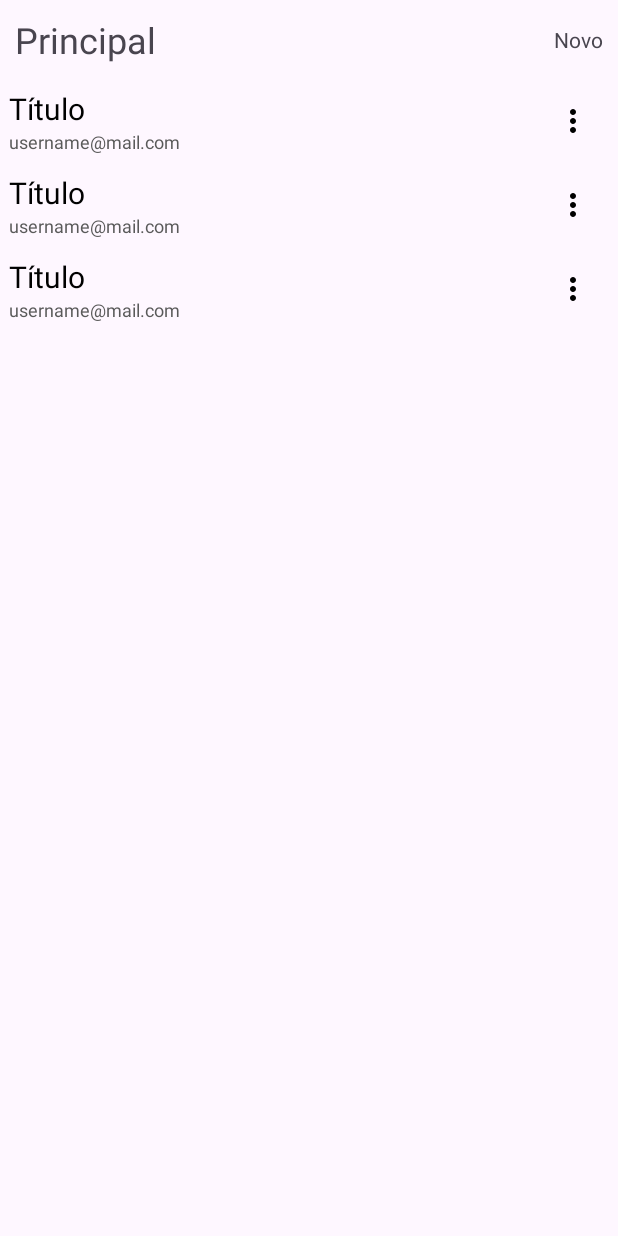
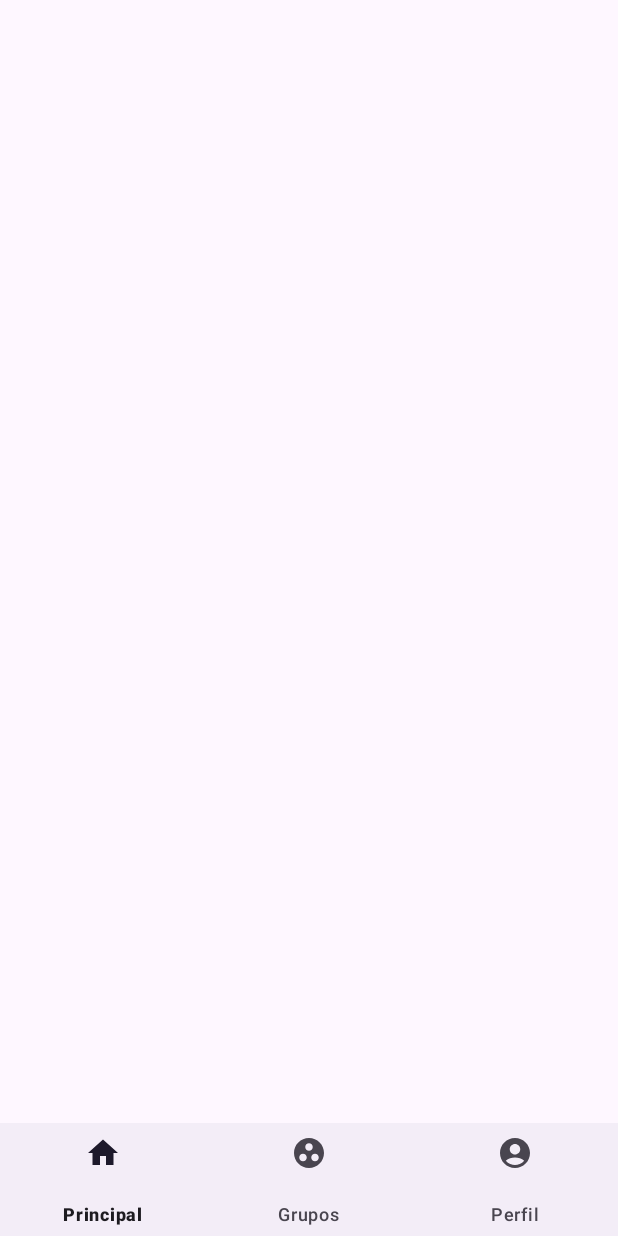
Before and after one commit to pedro256/pass-helper, an Android app: the layout activity_home.xml on its own in the app's theme, with its tools: preview values and no code run, on a phone screen of 412 x 824 dp. Run offline under Robolectric (Android 15) with nearby library versions, the phone set to English and light mode, and no system bars.

Commit message:
ajuste menu

```diff
--- a/app/src/main/java/com/example/passhelp/MainActivity.kt
+++ b/app/src/main/java/com/example/passhelp/MainActivity.kt
@@ -1,5 +1,6 @@
 package com.example.passhelp
 
+import android.app.ProgressDialog
 import android.content.Context
 import android.content.Intent
 import android.os.Bundle
@@ -14,6 +15,7 @@ import androidx.core.view.ViewCompat
 import androidx.core.view.WindowInsetsCompat
 import com.example.passhelp.dao.UserDao
 import com.example.passhelp.model.UserModel
+
 
 class MainActivity : AppCompatActivity() {
 
@@ -68,6 +70,7 @@ class MainActivity : AppCompatActivity() {
     }
 
     fun checkAuthentication(){
+
         var auth = userDao.authenticateUser(
             UserModel(0,"",
                 txtUsername.text.toString(),
@@ -75,6 +78,7 @@ class MainActivity : AppCompatActivity() {
             ))
         if(auth.message!=null && auth.message != ""){
             Toast.makeText(this,auth.message,Toast.LENGTH_LONG).show()
+
         }
         Log.i("informação",auth.toString())
         if(auth.authenticated){
--- /dev/null
+++ b/app/src/main/res/drawable/baseline_account_circle_24.xml
@@ -0,0 +1,5 @@
+<vector xmlns:android="http://schemas.android.com/apk/res/android" android:height="24dp" android:tint="#000000" android:viewportHeight="24" android:viewportWidth="24" android:width="24dp">
+
+    <path android:fillColor="@android:color/white" android:pathData="M12,2C6.48,2 2,6.48 2,12s4.48,10 10,10s10,-4.48 10,-10S17.52,2 12,2zM12,6c1.93,0 3.5,1.57 3.5,3.5S13.93,13 12,13s-3.5,-1.57 -3.5,-3.5S10.07,6 12,6zM12,20c-2.03,0 -4.43,-0.82 -6.14,-2.88C7.55,15.8 9.68,15 12,15s4.45,0.8 6.14,2.12C16.43,19.18 14.03,20 12,20z"/>
+
+</vector>
--- /dev/null
+++ b/app/src/main/res/drawable/baseline_group_work_24.xml
@@ -0,0 +1,5 @@
+<vector xmlns:android="http://schemas.android.com/apk/res/android" android:height="24dp" android:tint="#000000" android:viewportHeight="24" android:viewportWidth="24" android:width="24dp">
+
+    <path android:fillColor="@android:color/white" android:pathData="M12,2C6.48,2 2,6.48 2,12s4.48,10 10,10 10,-4.48 10,-10S17.52,2 12,2zM8,17.5c-1.38,0 -2.5,-1.12 -2.5,-2.5s1.12,-2.5 2.5,-2.5 2.5,1.12 2.5,2.5 -1.12,2.5 -2.5,2.5zM9.5,8c0,-1.38 1.12,-2.5 2.5,-2.5s2.5,1.12 2.5,2.5 -1.12,2.5 -2.5,2.5S9.5,9.38 9.5,8zM16,17.5c-1.38,0 -2.5,-1.12 -2.5,-2.5s1.12,-2.5 2.5,-2.5 2.5,1.12 2.5,2.5 -1.12,2.5 -2.5,2.5z"/>
+
+</vector>
--- /dev/null
+++ b/app/src/main/res/drawable/baseline_home_24.xml
@@ -0,0 +1,5 @@
+<vector xmlns:android="http://schemas.android.com/apk/res/android" android:height="24dp" android:tint="#000000" android:viewportHeight="24" android:viewportWidth="24" android:width="24dp">
+
+    <path android:fillColor="@android:color/white" android:pathData="M10,20v-6h4v6h5v-8h3L12,3 2,12h3v8z"/>
+
+</vector>
--- a/app/src/main/res/layout/activity_home.xml
+++ b/app/src/main/res/layout/activity_home.xml
@@ -1,5 +1,5 @@
 <?xml version="1.0" encoding="utf-8"?>
-<LinearLayout xmlns:android="http://schemas.android.com/apk/res/android"
+<androidx.constraintlayout.widget.ConstraintLayout xmlns:android="http://schemas.android.com/apk/res/android"
     xmlns:app="http://schemas.android.com/apk/res-auto"
     xmlns:tools="http://schemas.android.com/tools"
     android:id="@+id/main"
@@ -8,38 +8,32 @@
     android:orientation="vertical"
     tools:context=".HomeActivity">
 
-    <androidx.constraintlayout.widget.ConstraintLayout
-        android:padding="10dp"
-        android:layout_width="match_parent"
-        android:layout_height="wrap_content">
-
-        <TextView
-            android:id="@+id/textView"
-            android:layout_width="wrap_content"
-            android:layout_height="wrap_content"
-            android:text="@string/label_home"
-            android:textSize="24dp"
-            app:layout_constraintBottom_toBottomOf="parent"
-            app:layout_constraintStart_toStartOf="parent"
-            app:layout_constraintTop_toTopOf="parent" />
-
-        <TextView
-            android:id="@+id/btnNew"
-            android:layout_width="wrap_content"
-            android:layout_height="wrap_content"
-            android:text="@string/label_new"
-            app:layout_constraintBottom_toBottomOf="parent"
-            app:layout_constraintEnd_toEndOf="parent"
-            app:layout_constraintTop_toTopOf="parent" />
-
-    </androidx.constraintlayout.widget.ConstraintLayout>
 
 
+<!--    <androidx.recyclerview.widget.RecyclerView-->
+<!--        android:id="@+id/lsSecrets"-->
+<!--        android:layout_width="match_parent"-->
+<!--        android:layout_height="match_parent"-->
+<!--        tools:listitem="@layout/item_secrets" />-->
 
+    <FrameLayout
+        android:id="@+id/mainFrameContainer"
+        android:layout_width="match_parent"
+        android:layout_height="0dp"
+        app:layout_constraintBottom_toTopOf="@+id/mainBottomNavigationView"
+        app:layout_constraintEnd_toEndOf="parent"
+        app:layout_constraintHorizontal_bias="0.5"
+        app:layout_constraintStart_toStartOf="parent"
+        app:layout_constraintTop_toTopOf="parent" />
+    <com.google.android.material.bottomnavigation.BottomNavigationView
+        android:id="@+id/mainBottomNavigationView"
+        android:layout_width="match_parent"
+        android:layout_height="75dp"
+        style="@style/Widget.Design.BottomNavigationView"
+        app:layout_constraintBottom_toBottomOf="parent"
+        app:layout_constraintEnd_toEndOf="parent"
+        app:layout_constraintHorizontal_bias="0.5"
+        app:layout_constraintStart_toStartOf="parent"
+        app:menu="@menu/main_bottom_nav_menu"/>
 
-    <androidx.recyclerview.widget.RecyclerView
-        android:id="@+id/lsSecrets"
-        android:layout_width="match_parent"
-        android:layout_height="match_parent"
-        tools:listitem="@layout/item_secrets" />
-</LinearLayout>
+</androidx.constraintlayout.widget.ConstraintLayout>
--- /dev/null
+++ b/app/src/main/res/menu/main_bottom_nav_menu.xml
@@ -0,0 +1,15 @@
+<?xml version="1.0" encoding="utf-8"?>
+<menu xmlns:android="http://schemas.android.com/apk/res/android">
+    <item
+        android:id="@+id/menu_home"
+        android:title="@string/menu_title_home"
+        android:icon="@drawable/baseline_home_24"/>
+    <item
+        android:id="@+id/menu_group"
+        android:title="@string/menu_title_group"
+        android:icon="@drawable/baseline_group_work_24"/>
+    <item
+        android:id="@+id/meun_profile"
+        android:title="@string/menu_title_me"
+        android:icon="@drawable/baseline_account_circle_24"/>
+</menu>
--- a/app/src/main/res/values/colors.xml
+++ b/app/src/main/res/values/colors.xml
@@ -4,4 +4,5 @@
     <color name="white">#FFFFFFFF</color>
     <color name="transparent">#00000000</color>
     <color name="primary_900">#3134ca</color>
+    <color name="secondary_900">#00c397</color>
 </resources>
--- a/app/src/main/res/values/strings.xml
+++ b/app/src/main/res/values/strings.xml
@@ -23,5 +23,10 @@
     <string name="label_confirm">Confirmar</string>
     <string name="label_cancel">Cancelar</string>
     <string name="label_details">Detalhes</string>
+    <string name="menu_title_home">Principal</string>
+    <string name="menu_title_group">Grupos</string>
+    <string name="menu_title_me">Perfil</string>
+    <!-- TODO: Remove or change this placeholder text -->
+    <string name="hello_blank_fragment">Hello blank fragment</string>
 
 </resources>
--- a/app/src/main/res/values/themes.xml
+++ b/app/src/main/res/values/themes.xml
@@ -4,6 +4,12 @@
         <!-- Customize your light theme here. -->
         <!-- <item name="colorPrimary">@color/my_light_primary</item> -->
     </style>
+    <style name="AppTheme" parent="Theme.MaterialComponents.Light.DarkActionBar">
+        <!-- Customize your theme here. -->
+        <item name="colorPrimary">@color/primary_900</item>
+        <item name="colorPrimaryDark">@color/primary_900</item>
+        <item name="colorAccent">@color/secondary_900</item>
+    </style>
 
     <style name="Theme.PassHelp" parent="Base.Theme.PassHelp" />
 </resources>
```
Also changed, not shown: app/src/main/java/com/example/passhelp/HomeActivity.kt (+79 -39 lines), app/src/main/java/com/example/passhelp/fragments/GroupFragment.kt (added, +28 -0 lines), app/src/main/java/com/example/passhelp/fragments/HomeFragment.kt (added, +27 -0 lines), app/src/main/java/com/example/passhelp/fragments/ProfileFragment.kt (added, +28 -0 lines), app/src/main/res/layout/fragment_group.xml (added, +14 -0 lines), app/src/main/res/layout/fragment_home.xml (added, +14 -0 lines), app/src/main/res/layout/fragment_profile.xml (added, +14 -0 lines).
